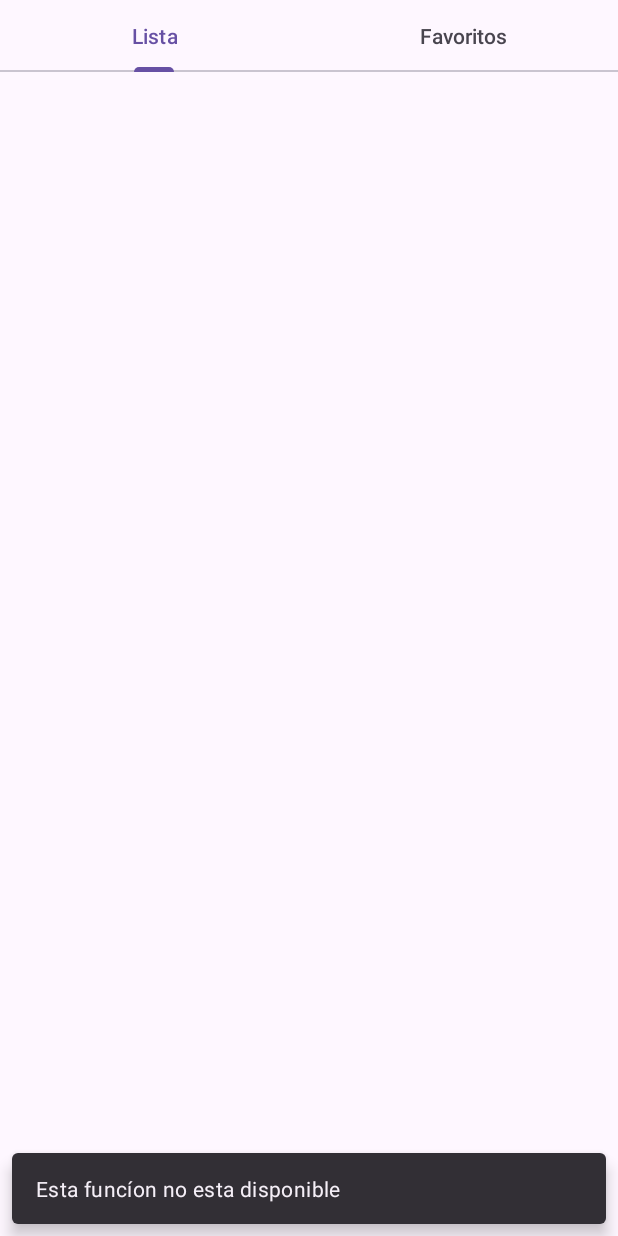
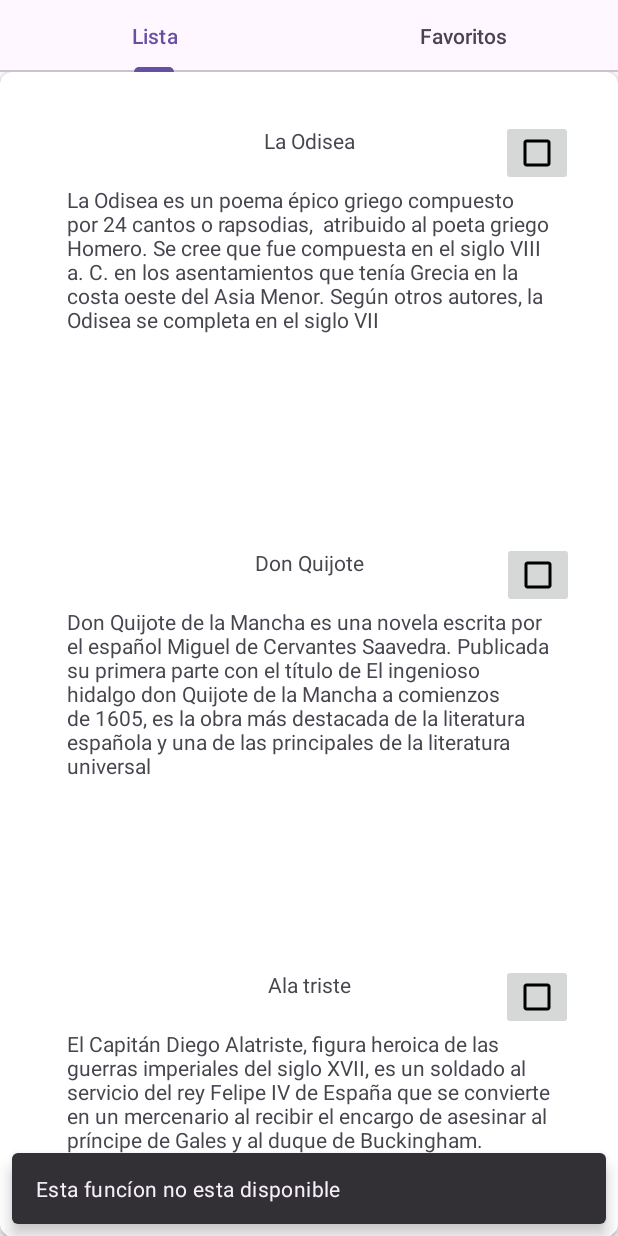
Before and after one commit to Terrorismo-en-Paraguay/Tarea-1-Moviles, an Android app: the screen it shows after launch (MainActivity), after a tap on "Iniciar sesion en Google", on a phone screen of 412 x 824 dp. Run offline under Robolectric (Android 15) with nearby library versions, the phone set to English and light mode, and no system bars.

Commit message:
bastante avanzado

```diff
--- a/app/build.gradle.kts
+++ b/app/build.gradle.kts
@@ -55,5 +55,6 @@ dependencies {
     implementation(libs.androidx.navigation.ui.ktx)
     implementation(libs.androidx.recyclerview)
     implementation("androidx.recyclerview:recyclerview:1.3.2")
+    implementation(libs.androidx.core.splashscreen)
 
 }
--- a/app/src/main/AndroidManifest.xml
+++ b/app/src/main/AndroidManifest.xml
@@ -10,7 +10,7 @@
             android:label="@string/app_name"
             android:roundIcon="@mipmap/ic_launcher_round"
             android:supportsRtl="true"
-            android:theme="@style/Theme.Tarea1">
+            android:theme="@style/Theme.App.Starting">
         <activity
                 android:name=".MainActivity"
                 android:exported="true">
--- a/app/src/main/java/com/example/tarea_1/MainActivity.kt
+++ b/app/src/main/java/com/example/tarea_1/MainActivity.kt
@@ -6,12 +6,16 @@ import androidx.appcompat.app.AppCompatActivity
 import androidx.core.view.ViewCompat
 import androidx.core.view.WindowInsetsCompat
 import androidx.navigation.fragment.NavHostFragment
+import androidx.core.splashscreen.SplashScreen.Companion.installSplashScreen
 
 
 class MainActivity : AppCompatActivity()
 {
     override fun onCreate(savedInstanceState: Bundle?) {
+        installSplashScreen()
+        setTheme(R.style.Theme_Tarea1)
         super.onCreate(savedInstanceState)
+
         enableEdgeToEdge()
         setContentView(R.layout.activity_main)
 
--- a/app/src/main/java/com/example/tarea_1/fragment/ListFragment.kt
+++ b/app/src/main/java/com/example/tarea_1/fragment/ListFragment.kt
@@ -1,55 +1,50 @@
 package com.example.tarea_1.fragment
 
 import android.os.Bundle
-import androidx.fragment.app.Fragment
 import android.view.LayoutInflater
 import android.view.View
 import android.view.ViewGroup
-import com.example.tarea_1.R
-
-// TODO: Rename parameter arguments, choose names that match
-// the fragment initialization parameters, e.g. ARG_ITEM_NUMBER
-private const val ARG_PARAM1 = "param1"
-private const val ARG_PARAM2 = "param2"
+import androidx.fragment.app.Fragment
+import androidx.recyclerview.widget.LinearLayoutManager
+import androidx.lifecycle.ViewModelProvider
+import androidx.recyclerview.widget.RecyclerView
+import com.example.tarea_1.databinding.FragmentListBinding
+import com.example.tarea_1.recycler.Book
+import com.example.tarea_1.recycler.BookAdapter
+import com.example.tarea_1.viewmodels.ListViewModel
+import androidx.fragment.app.activityViewModels
 
 class ListFragment : Fragment() {
-    // TODO: Rename and change types of parameters
-    private var param1: String? = null
-    private var param2: String? = null
+    private var _binding: FragmentListBinding? = null
+    private val binding get() = _binding!!
+    private lateinit var viewModel: ListViewModel
 
-    override fun onCreate(savedInstanceState: Bundle?) {
-        super.onCreate(savedInstanceState)
-        arguments?.let {
-            param1 = it.getString(ARG_PARAM1)
-            param2 = it.getString(ARG_PARAM2)
-        }
+    private lateinit var bookAdapter: BookAdapter
+
+    override fun onCreateView(inflater: LayoutInflater, container: ViewGroup?, savedInstanceState: Bundle?): View {
+        _binding = FragmentListBinding.inflate(inflater, container, false)
+        viewModel = ViewModelProvider(requireActivity()).get(ListViewModel::class.java)
+        return binding.root
     }
 
-    override fun onCreateView(
-        inflater: LayoutInflater, container: ViewGroup?,
-        savedInstanceState: Bundle?
-    ): View? {
-        // Inflate the layout for this fragment
-        return inflater.inflate(R.layout.fragment_list, container, false)
+    override fun onViewCreated(view: View, savedInstanceState: Bundle?) {
+        super.onViewCreated(view, savedInstanceState)
+        setupRecyclerView()
     }
 
-    companion object {
-        /**
-         * Use this factory method to create a new instance of
-         * this fragment using the provided parameters.
-         *
-         * @param param1 Parameter 1.
-         * @param param2 Parameter 2.
-         * @return A new instance of fragment ListFragment.
-         */
-        // TODO: Rename and change types and number of parameters
-        @JvmStatic
-        fun newInstance(param1: String, param2: String) =
-            ListFragment().apply {
-                arguments = Bundle().apply {
-                    putString(ARG_PARAM1, param1)
-                    putString(ARG_PARAM2, param2)
-                }
-            }
+    override fun onResume() {
+        super.onResume()
+        binding.rv.adapter?.notifyDataSetChanged()
+    }
+
+    private fun setupRecyclerView() {
+        var allBooks = viewModel.getBooks().toMutableList()
+        binding.rv.layoutManager = LinearLayoutManager(requireContext())
+        binding.rv.adapter = BookAdapter(requireActivity(), allBooks, isFavFragment = false)
+    }
+
+    override fun onDestroyView() {
+        super.onDestroyView()
+        _binding = null
     }
 }
--- a/app/src/main/java/com/example/tarea_1/recycler/BookAdapter.kt
+++ b/app/src/main/java/com/example/tarea_1/recycler/BookAdapter.kt
@@ -1,46 +1,64 @@
 package com.example.tarea_1.recycler
 
 import android.content.Context
-import java.util.List
+import android.media.MediaPlayer
 import android.view.LayoutInflater
 import android.view.View
 import android.view.ViewGroup
-import android.widget.TextView
+import android.widget.ImageButton
 import androidx.recyclerview.widget.RecyclerView
 import com.example.tarea_1.databinding.ItemLayoutBinding
-import com.example.tarea_1.recycler.Book
+import com.example.tarea_1.viewmodels.ListViewModel
+import androidx.lifecycle.ViewModelProvider
+import androidx.fragment.app.FragmentActivity
 import com.example.tarea_1.R
 
-class BookAdapter (val context: Context,val items:List<Book>):  RecyclerView.Adapter<BookAdapter.BookViewHolder>(){
-    private lateinit var binding: ItemLayoutBinding
+class BookAdapter(
+    private val context: Context,
+    private var items: MutableList<Book>,
+    private val isFavFragment: Boolean
+) : RecyclerView.Adapter<BookAdapter.BookViewHolder>() {
+
+    private val viewModel: ListViewModel =
+        ViewModelProvider(context as FragmentActivity).get(ListViewModel::class.java)
+
+    inner class BookViewHolder(val binding: ItemLayoutBinding) : RecyclerView.ViewHolder(binding.root)
+
     override fun onCreateViewHolder(parent: ViewGroup, viewType: Int): BookViewHolder {
-        val binding = ItemLayoutBinding.inflate(LayoutInflater.from(parent.context),parent,false)
+        val binding = ItemLayoutBinding.inflate(LayoutInflater.from(parent.context), parent, false)
         return BookViewHolder(binding)
     }
+
+    override fun getItemCount() = items.size
+
     override fun onBindViewHolder(holder: BookViewHolder, position: Int) {
-        holder.bind(items[position])
-    }
-    override fun getItemCount(): Int {
-        return items.size
-    }
+        val book = items[position]
+        holder.binding.title.text = book.title
+        holder.binding.paragraph.text = book.description
 
-    class BookViewHolder(val binding : ItemLayoutBinding): RecyclerView.ViewHolder(binding.root) {
-        fun bind(book: Book) {
-            binding.title.text = book.title
-            binding.paragraph.text = book.description
-            if (book.favourite){
-                binding.fav.setImageResource(R.drawable.check)
-            }else{
-                binding.fav.setImageResource(R.drawable.nada)
-            }
-            binding.fav.setOnClickListener {
-                if (book.favourite){
-                    binding.fav.setImageResource(R.drawable.nada)
-                }else{
-                    binding.fav.setImageResource(R.drawable.check)
-                }
-                book.favourite = !book.favourite
+        updateFavIcon(holder.binding.fav, book.favourite)
+
+        if (isFavFragment) {
+            holder.binding.fav.isEnabled = false
+        } else {
+            holder.binding.fav.isEnabled = true
+            holder.binding.fav.setOnClickListener {
+                viewModel.toggleFavourite(book.title)
+                updateFavIcon(holder.binding.fav, book.favourite)
+                notifyItemChanged(position)
             }
         }
     }
+
+    private fun updateFavIcon(icon: ImageButton, isFavourite: Boolean) {
+        icon.setImageResource(
+            if (isFavourite) R.drawable.check else R.drawable.nada
+        )
+    }
+
+    fun updateBooks(newBooks: List<Book>) {
+        items.clear()
+        items.addAll(newBooks)
+        notifyDataSetChanged()
+    }
 }
--- a/app/src/main/java/com/example/tarea_1/viewmodels/Listviewmodel.kt
+++ b/app/src/main/java/com/example/tarea_1/viewmodels/Listviewmodel.kt
@@ -7,7 +7,7 @@ import com.example.tarea_1.R
 class ListViewModel : ViewModel() {
 
     // Lista de libros que debe ser Mutable para cambiar el estado de favorito
-    private val libros = listOf(
+    private val libros: MutableList<Book> = mutableListOf(
         Book(
             "La Odisea",
             "La Odisea es un poema épico griego compuesto por 24 cantos o rapsodias, \u200B atribuido al poeta griego Homero. Se cree que fue compuesta en el siglo VIII a. C. en los asentamientos que tenía Grecia en la costa oeste del Asia Menor. Según otros autores, la Odisea se completa en el siglo VII",
@@ -34,8 +34,6 @@ class ListViewModel : ViewModel() {
     fun getBooks(): List<Book> {
         return libros
     }
-
-    // Función para actualizar el estado de favorito
     fun toggleFavourite(bookTitle: String) {
         val book = libros.find { it.title == bookTitle }
         book?.favourite = book?.favourite != true
--- a/app/src/main/res/layout/fragment_list.xml
+++ b/app/src/main/res/layout/fragment_list.xml
@@ -1,16 +1,19 @@
-<?xml version="1.0" encoding="utf-8"?>
-<FrameLayout xmlns:android="http://schemas.android.com/apk/res/android"
-             xmlns:tools="http://schemas.android.com/tools"
-             android:layout_width="match_parent"
-             android:layout_height="match_parent" xmlns:app="http://schemas.android.com/apk/res-auto"
-             tools:context=".fragment.ListFragment"
-            android:id="@+id/listFragment">
+<androidx.cardview.widget.CardView
+        xmlns:android="http://schemas.android.com/apk/res/android"
+        xmlns:app="http://schemas.android.com/apk/res-auto"
+        android:layout_width="match_parent"
+        android:layout_height="wrap_content" xmlns:tools="http://schemas.android.com/tools"
+        app:cardCornerRadius="8dp"
+        android:layout_margin="8dp">
 
     <androidx.recyclerview.widget.RecyclerView
+            android:id="@+id/rv"
             android:layout_width="match_parent"
-            android:layout_height="match_parent"
-            app:layoutManager="androidx.recyclerview.widget.LinearLayoutManager"
-            tools:listitem=""
-    />
+            android:layout_height="wrap_content"
+            android:padding="16dp"
+            tools:listitem="@layout/item_layout">
 
-</FrameLayout>
+
+
+    </androidx.recyclerview.widget.RecyclerView>
+</androidx.cardview.widget.CardView>
--- a/app/src/main/res/layout/item_layout.xml
+++ b/app/src/main/res/layout/item_layout.xml
@@ -1,7 +1,7 @@
 <?xml version="1.0" encoding="utf-8"?>
 <androidx.constraintlayout.widget.ConstraintLayout xmlns:android="http://schemas.android.com/apk/res/android"
                                                    xmlns:app="http://schemas.android.com/apk/res-auto" xmlns:tools="http://schemas.android.com/tools" android:layout_width="match_parent"
-                                                   android:layout_height="match_parent">
+                                                   android:layout_height="wrap_content">
 
     <TextView
             android:text="TextView"
--- /dev/null
+++ b/app/src/main/res/values/Splashscreen.xml
@@ -0,0 +1,8 @@
+<?xml version="1.0" encoding="utf-8"?>
+<resources>
+    <style name="Theme.App.Starting" parent="Theme.SplashScreen">
+        <item name="windowSplashScreenBackground">@color/white</item>
+        <item name="windowSplashScreenAnimatedIcon">@drawable/ic_launcher</item>
+        <item name="postSplashScreenTheme">@style/Theme.Tarea1</item>
+    </style>
+</resources>
--- a/app/src/main/res/values/colors.xml
+++ b/app/src/main/res/values/colors.xml
@@ -2,4 +2,5 @@
 <resources>
     <color name="black">#FF000000</color>
     <color name="white">#FFFFFFFF</color>
+    <color name="green_android">#3DDC84</color>
 </resources>
--- a/gradle/libs.versions.toml
+++ b/gradle/libs.versions.toml
@@ -13,6 +13,7 @@ fragment = "1.8.9"
 navigationFragmentKtx = "2.9.6"
 navigationUiKtx = "2.9.6"
 recyclerview = "1.4.0"
+coreSplashscreen = "1.0.1"
 
 [libraries]
 androidx-core-ktx = { group = "androidx.core", name = "core-ktx", version.ref = "coreKtx" }
@@ -27,6 +28,7 @@ androidx-fragment = { group = "androidx.fragment", name = "fragment", version.re
 androidx-navigation-fragment-ktx = { group = "androidx.navigation", name = "navigation-fragment-ktx", version.ref = "navigationFragmentKtx" }
 androidx-navigation-ui-ktx = { group = "androidx.navigation", name = "navigation-ui-ktx", version.ref = "navigationUiKtx" }
 androidx-recyclerview = { group = "androidx.recyclerview", name = "recyclerview", version.ref = "recyclerview" }
+androidx-core-splashscreen = { group = "androidx.core", name = "core-splashscreen", version.ref = "coreSplashscreen" }
 
 [plugins]
 android-application = { id = "com.android.application", version.ref = "agp" }
```
Also changed, not shown: app/src/main/java/com/example/tarea_1/fragment/FavFragment.kt (+7 -3 lines).
